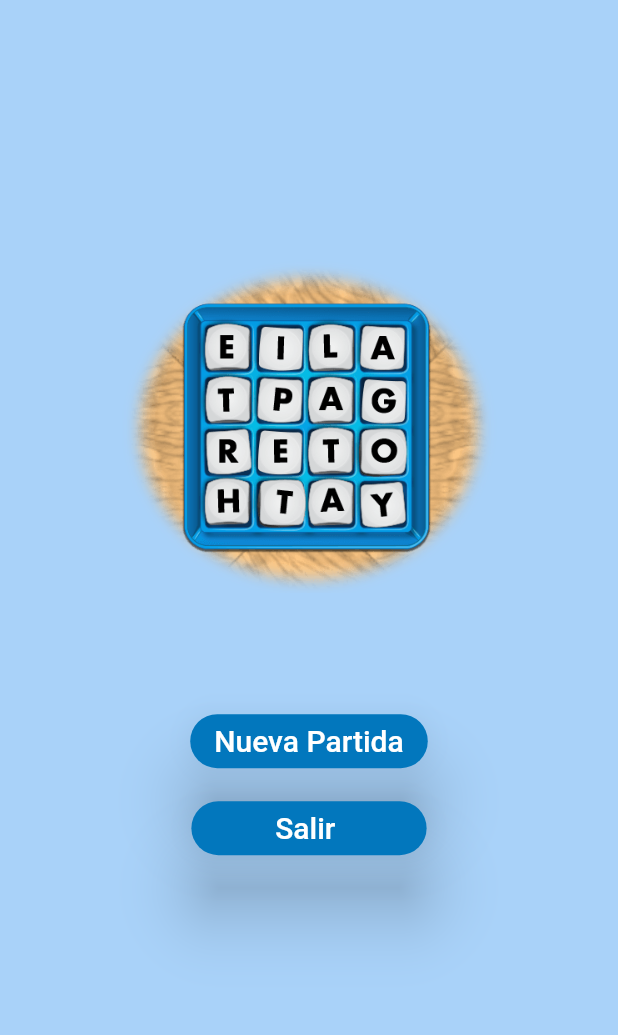
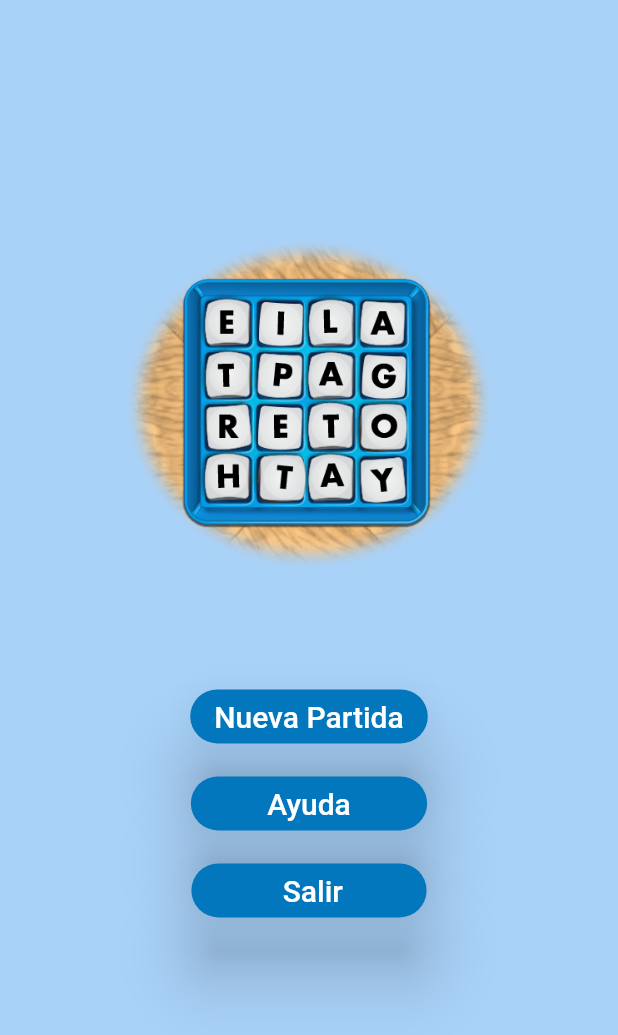
Before and after one commit to abrahamibli/Boggle-Game, a Flutter app: the screen it shows after launch, on a phone screen of 412 x 824 dp. Shown: the top 1035 px of the screen. Run offline on Flutter 3.47's test engine with Material 2 defaults, Android fonts, the phone set to English and light mode, and no system bars; our stand-ins replace diacritic; project files that could hold a hidden picture were left out.

```diff
--- a/lib/boogle.dart
+++ b/lib/boogle.dart
@@ -20,7 +20,7 @@ class Nodo {
 
   /// Lee el archivo 'diccionario.txt' dentro de /assets e
   /// e inicializa el trie con todas las palabras
-  void inicializar() async {
+  inicializar() async {
     String file = await rootBundle.loadString('assets/dic/diccionario.txt');
     LineSplitter ls = LineSplitter();
     List<String> lines = ls.convert(file);
--- a/lib/main.dart
+++ b/lib/main.dart
@@ -7,6 +7,7 @@
 
 import 'package:boggle_game/game.dart';
 import 'package:boggle_game/menu.dart';
+import 'package:boggle_game/help.dart';
 import 'package:flutter/material.dart';
 
 /// Ejecuta la Boggle App
@@ -27,7 +28,8 @@ class MyApp extends StatelessWidget {
       ),
       routes: {
         '/': (context) => MenuScreen(), // Pantalla Inicial del juego
-        '/game': (context) => GameScreen(), // Pantalla que muestra el tablero y la interaccion don el usuario
+        '/game' : (context) => GameScreen(), // Pantalla que muestra el tablero y la interaccion don el usuario
+        '/help' : (context) => HelpScreen(), // Pantalla que muestra las reglas del juego
         '/end' : (context) => EndScreen() // Pantalla que muestra los resultados
       },
       initialRoute: '/', // Define el Menu como la pantalla principal
--- a/lib/menu.dart
+++ b/lib/menu.dart
@@ -41,6 +41,24 @@ class _MenuScreenState extends State<MenuScreen> {
               elevation: 20,
               color: Theme.of(context).accentColor,
             ),
+             SizedBox(
+              height: 10,
+            ),
+            /// Inserta boton responsable de entrar a pantalla ayuda
+            RaisedButton(
+              child: Text(
+                '       Ayuda       ',
+                style:
+                    Theme.of(context).textTheme.button.copyWith(fontSize: 20),
+              ),
+              onPressed: () {
+                print('ayuda');
+                Navigator.of(context).pushNamed('/help');
+              },
+              shape: StadiumBorder(),
+              elevation: 20,
+              color: Theme.of(context).accentColor,
+            ),
             /// Coloca una caja vacia con altura 10 p
             SizedBox(
               height: 10,
@@ -48,7 +66,7 @@ class _MenuScreenState extends State<MenuScreen> {
              /// Inserta boton para salir de la App
             RaisedButton(
               child: Text(
-                '        Salir         ',
+                '         Salir        ',
                 style:
                     Theme.of(context).textTheme.button.copyWith(fontSize: 20),
               ),
@@ -62,7 +80,7 @@ class _MenuScreenState extends State<MenuScreen> {
             ),
             /// Coloca una caja vacia con altura 75 p
             SizedBox(
-              height: 75,
+              height: 50,
             ),
           ],
           mainAxisSize: MainAxisSize.min,
```
Also changed, not shown: lib/game.dart (+31 -7 lines), lib/help.dart (added, +37 -0 lines).
